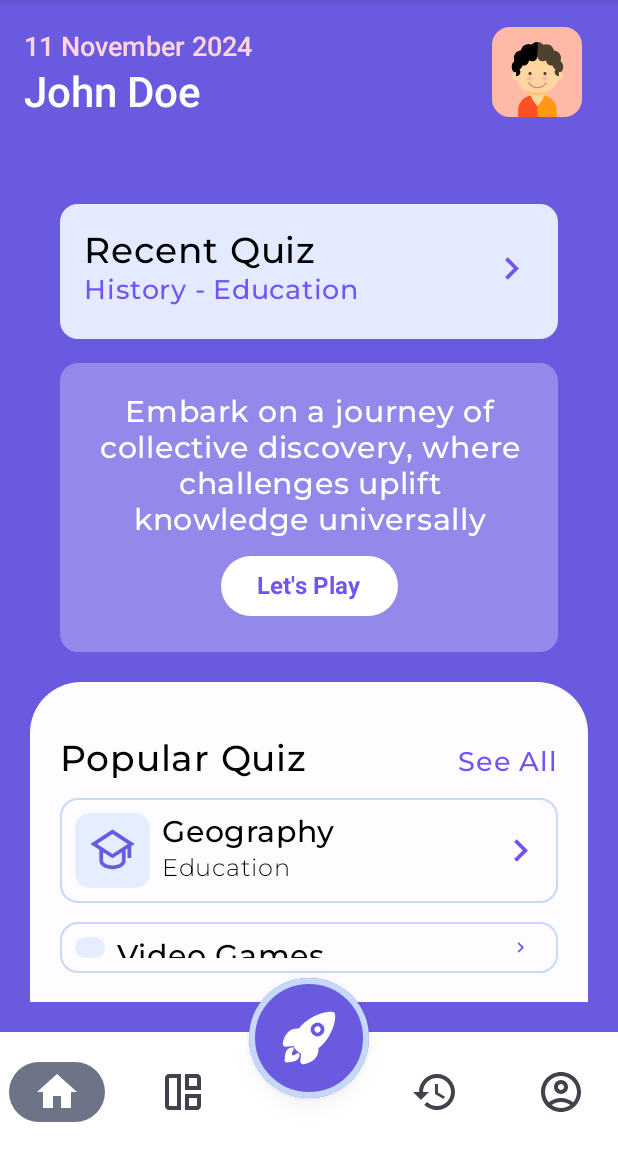
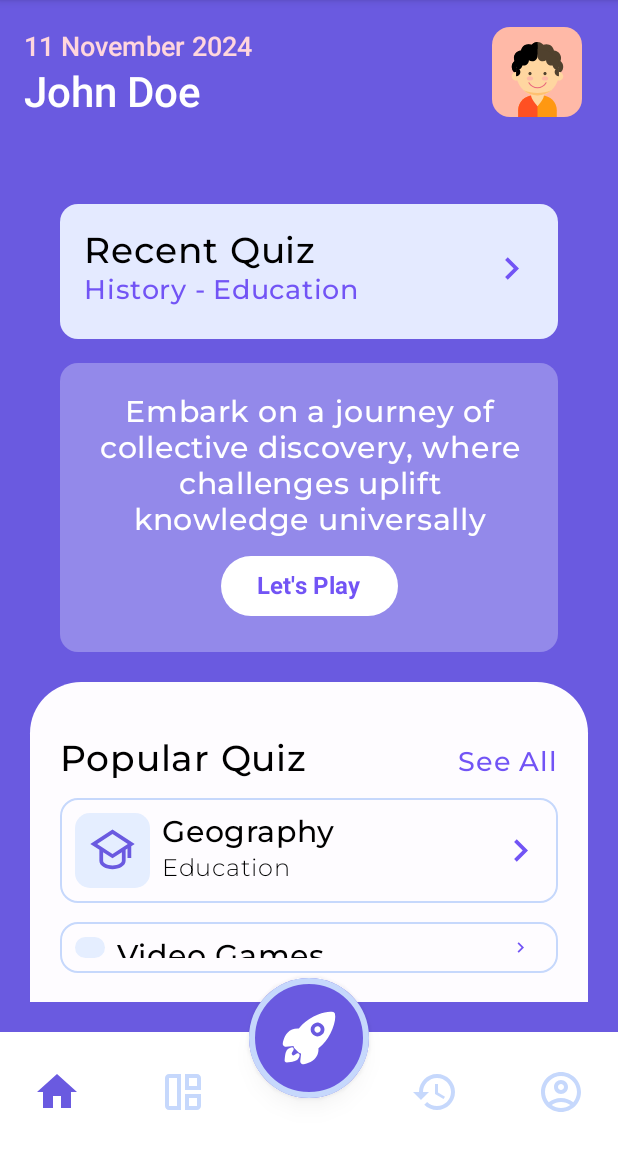
Before and after one commit to harijoshi07/Quizzle, an Android app built with Jetpack Compose: the screen it shows after launch (MainActivity), on a phone screen of 412 x 824 dp, the part 84-1236 px from its top. Run offline under Robolectric (Android 15) with nearby library versions, the phone set to English and light mode, and no system bars; Roboto replaces fonts that are not available here.

Commit message:
refactor: update colors of bottom bar

```diff
--- a/app/src/main/java/com/example/quizgame/ui/component/BottomBar.kt
+++ b/app/src/main/java/com/example/quizgame/ui/component/BottomBar.kt
@@ -4,15 +4,19 @@ import androidx.compose.foundation.layout.size
 import androidx.compose.material3.Icon
 import androidx.compose.material3.NavigationBar
 import androidx.compose.material3.NavigationBarItem
+import androidx.compose.material3.NavigationBarItemColors
+import androidx.compose.material3.NavigationBarItemDefaults
 import androidx.compose.runtime.Composable
 import androidx.compose.ui.Modifier
 import androidx.compose.ui.graphics.Color
+import androidx.compose.ui.res.colorResource
 import androidx.compose.ui.res.painterResource
 import androidx.compose.ui.tooling.preview.Preview
 import androidx.compose.ui.unit.dp
 import androidx.navigation.NavBackStackEntry
 import androidx.navigation.NavController
 import androidx.navigation.compose.rememberNavController
+import com.example.quizgame.R
 import com.example.quizgame.data.itemNavigation
 import com.example.quizgame.presentation.navigation.Screen
 
@@ -33,6 +37,11 @@ fun BottomBar(
             NavigationBarItem(
                 selected = isSelected,
                 onClick = { navController.navigate(item.title) },
+                colors = NavigationBarItemDefaults.colors(
+                    selectedIconColor = colorResource(id = R.color.primary_purple),
+                    unselectedIconColor = colorResource(id = R.color.secondary_blue),
+                    indicatorColor = colorResource(id = R.color.white)
+                ),
                 icon = {
                     if (item.title != "WhiteSpace") {
                         Icon(
```
